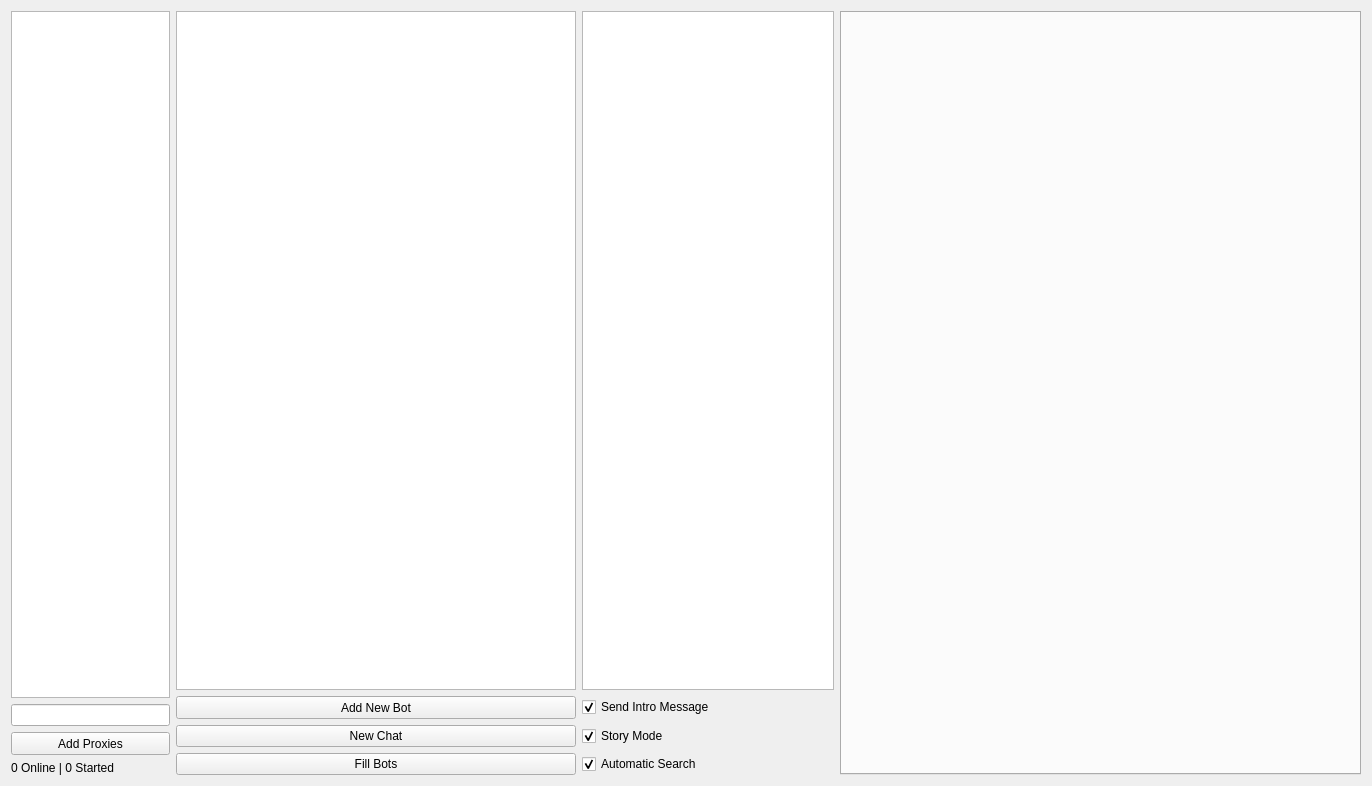
Old version of the form QT_Test/qt_test.ui in the repository grasmanek94/PACB-PROJECT-ChatBot-QT-V3.
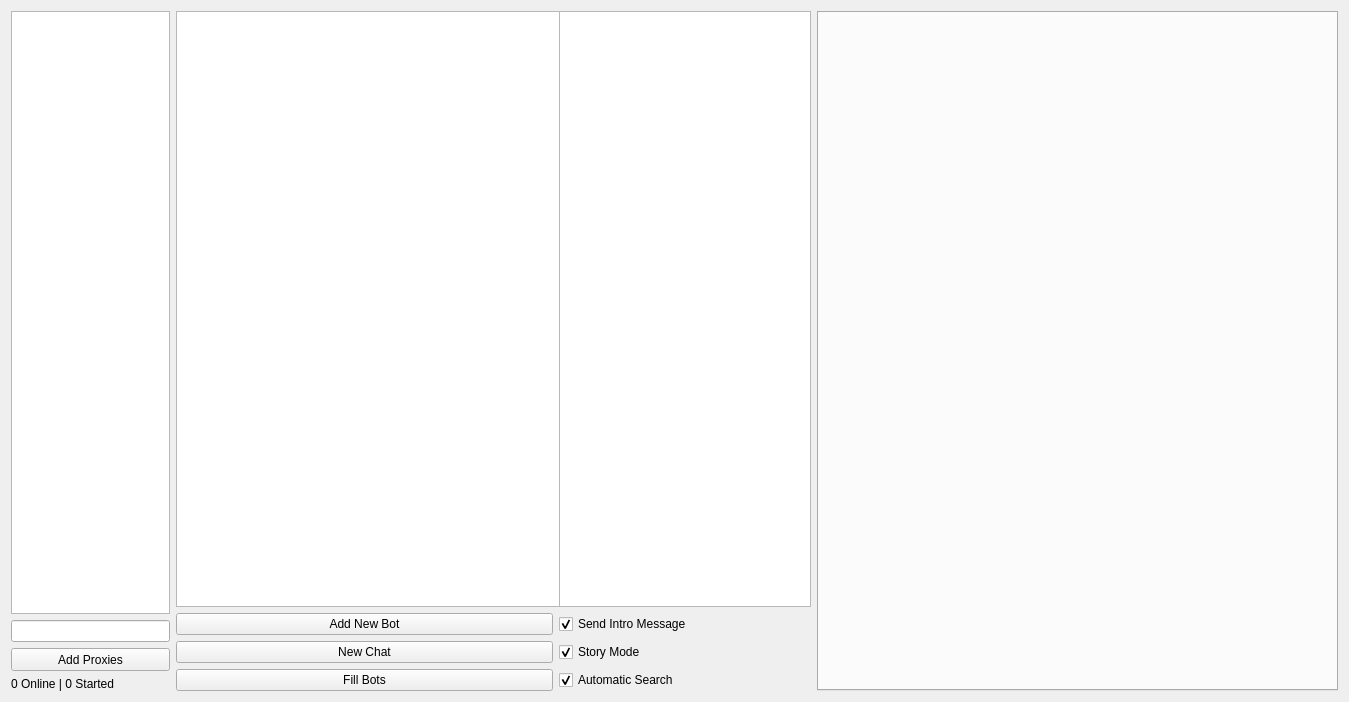
New version of the form. Icons and pictures are not drawn.

The edit to the form file:
```diff
--- a/QT_Test/qt_test.ui
+++ b/QT_Test/qt_test.ui
@@ -6,8 +6,8 @@
    <rect>
     <x>0</x>
     <y>0</y>
-    <width>1372</width>
-    <height>786</height>
+    <width>1349</width>
+    <height>702</height>
    </rect>
   </property>
   <property name="minimumSize">
@@ -188,8 +188,8 @@
        <widget class="QPushButton" name="chatManagerAddBot">
         <property name="minimumSize">
          <size>
-          <width>289</width>
-          <height>23</height>
+          <width>0</width>
+          <height>0</height>
          </size>
         </property>
         <property name="maximumSize">
```
